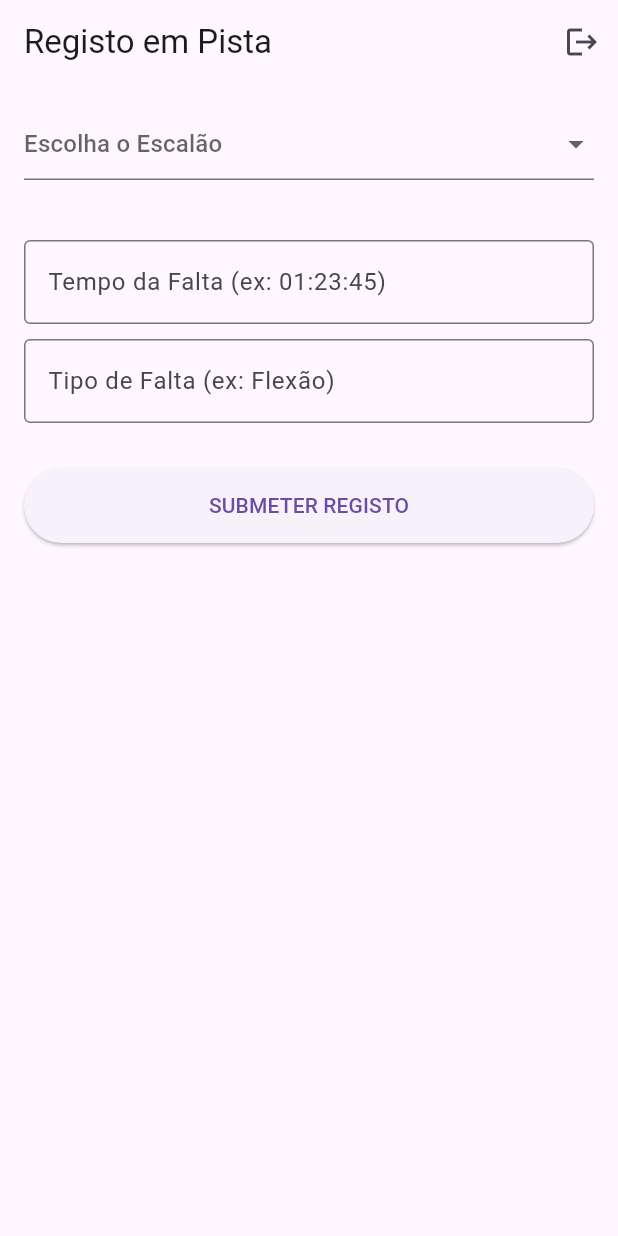
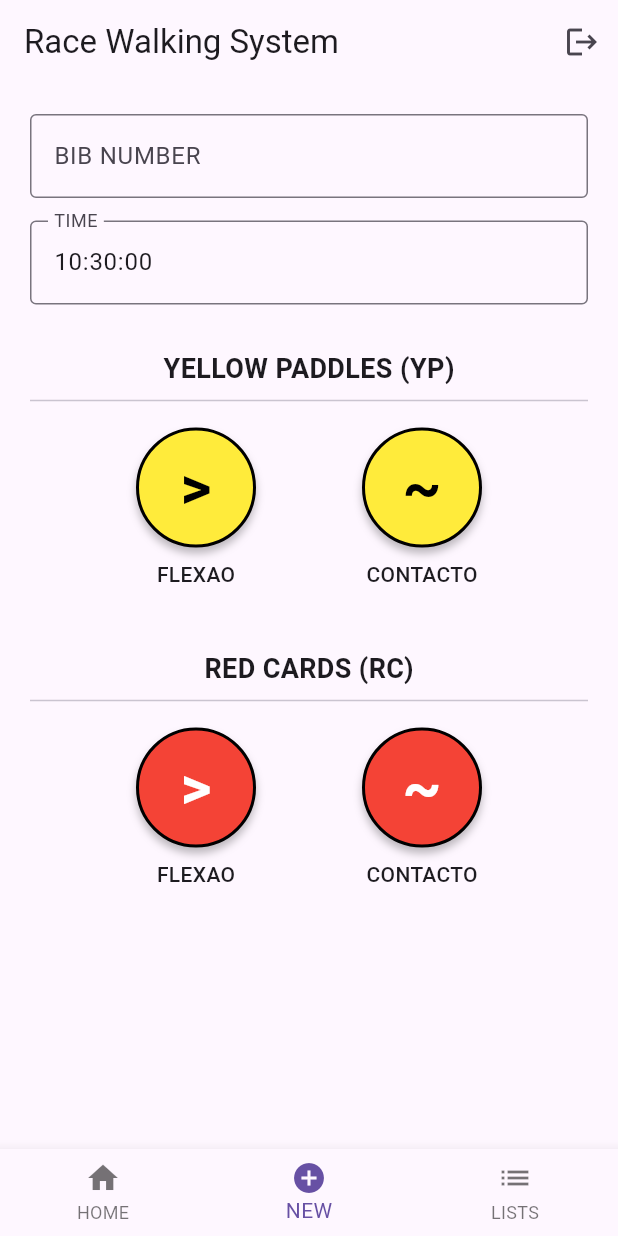
Before and after one commit to LeoPlix/Personal_Project-SpeedWalkingPlatform, a Flutter app: the screen it shows once a user with an empty profile is signed in, on a phone screen of 412 x 824 dp. Run offline on Flutter 3.47's test engine with Material 3 defaults, Android fonts, the phone set to English and light mode, and no system bars; our stand-ins replace cloud_firestore, firebase_auth, firebase_core; accounts and stored records are empty; network calls fail.

Commit message:
feat: app very improved firebase wise

```diff
--- a/lib/main.dart
+++ b/lib/main.dart
@@ -2,7 +2,8 @@ import 'package:flutter/material.dart';
 import 'package:firebase_core/firebase_core.dart';
 import 'package:firebase_auth/firebase_auth.dart';
 import 'package:cloud_firestore/cloud_firestore.dart';
-import 'firebase_options.dart'; //
+import 'package:intl/intl.dart';
+import 'firebase_options.dart';
 
 void main() async {
   WidgetsFlutterBinding.ensureInitialized();
@@ -15,11 +16,14 @@ class MarchaApp extends StatelessWidget {
   @override
   Widget build(BuildContext context) {
     return MaterialApp(
-      theme: ThemeData(useMaterial3: true, primarySwatch: Colors.blue),
+      title: 'Race Walking System',
+      debugShowCheckedModeBanner: false,
+      theme: ThemeData(primarySwatch: Colors.red, useMaterial3: true),
       home: StreamBuilder<User?>(
         stream: FirebaseAuth.instance.authStateChanges(),
         builder: (context, snapshot) {
-          if (snapshot.hasData) return const ProvaScreen(competitionId: 'prova_teste_123');
+          if (snapshot.connectionState == ConnectionState.waiting) return const Scaffold(body: Center(child: CircularProgressIndicator()));
+          if (snapshot.hasData) return const MainNavigation();
           return const LoginScreen();
         },
       ),
@@ -27,28 +31,35 @@ class MarchaApp extends StatelessWidget {
   }
 }
 
-// --- ECRÃ DE LOGIN (Simplificado conforme falámos) ---
-class LoginScreen extends StatelessWidget {
+// --- LOGIN ---
+class LoginScreen extends StatefulWidget {
   const LoginScreen({super.key});
   @override
+  State<LoginScreen> createState() => _LoginScreenState();
+}
+
+class _LoginScreenState extends State<LoginScreen> {
+  final _emailCtrl = TextEditingController();
+  final _passCtrl = TextEditingController();
+  Future<void> _login() async {
+    try {
+      await FirebaseAuth.instance.signInWithEmailAndPassword(email: _emailCtrl.text.trim(), password: _passCtrl.text.trim());
+    } catch (e) {
+      ScaffoldMessenger.of(context).showSnackBar(SnackBar(content: Text('Erro: $e'), backgroundColor: Colors.red));
+    }
+  }
+  @override
   Widget build(BuildContext context) {
-    final emailCtrl = TextEditingController();
-    final passCtrl = TextEditingController();
     return Scaffold(
-      appBar: AppBar(title: const Text('Login Juízes')),
+      appBar: AppBar(title: const Text('R.F.E.A. System - LOGIN')),
       body: Padding(
-        padding: const EdgeInsets.all(16.0),
+        padding: const EdgeInsets.all(20.0),
         child: Column(
           children: [
-            TextField(controller: emailCtrl, decoration: const InputDecoration(labelText: 'Email')),
-            TextField(controller: passCtrl, decoration: const InputDecoration(labelText: 'Password'), obscureText: true),
-            ElevatedButton(
-              onPressed: () => FirebaseAuth.instance.signInWithEmailAndPassword(
-                email: emailCtrl.text.trim(),
-                password: passCtrl.text.trim(),
-              ),
-              child: const Text('Entrar'),
-            )
+            TextField(controller: _emailCtrl, decoration: const InputDecoration(labelText: 'USER NAME')),
+            TextField(controller: _passCtrl, decoration: const InputDecoration(labelText: 'PASSWORD'), obscureText: true),
+            const SizedBox(height: 20),
+            ElevatedButton(onPressed: _login, child: const Text('LOG IN')),
           ],
         ),
       ),
@@ -56,98 +67,173 @@ class LoginScreen extends StatelessWidget {
   }
 }
 
-// --- ECRÃ DA PROVA (Com Escalão e Formulário) ---
-class ProvaScreen extends StatefulWidget {
-  final String competitionId;
-  const ProvaScreen({super.key, required this.competitionId});
+// --- NAVEGAÇÃO ---
+class MainNavigation extends StatefulWidget {
+  const MainNavigation({super.key});
   @override
-  State<ProvaScreen> createState() => _ProvaScreenState();
+  State<MainNavigation> createState() => _MainNavigationState();
 }
 
-class _ProvaScreenState extends State<ProvaScreen> {
-  String? _escalao;
-  String? _atletaId;
-  final _tempoCtrl = TextEditingController();
-  final _tipoFaltaCtrl = TextEditingController();
+class _MainNavigationState extends State<MainNavigation> {
+  int _selectedIndex = 1;
 
-  Future<void> _submeterFalta() async {
-    if (_atletaId == null || _tempoCtrl.text.isEmpty || _tipoFaltaCtrl.text.isEmpty) {
-      ScaffoldMessenger.of(context).showSnackBar(const SnackBar(content: Text('Preencha tudo!')));
-      return;
+  // --- ALTERAÇÃO: competitionId agora é um INTEIRO (int) ---
+  final int competitionId = 1;
+
+  @override
+  Widget build(BuildContext context) {
+    return Scaffold(
+      appBar: AppBar(
+        title: const Text('Race Walking System'),
+        actions: [IconButton(icon: const Icon(Icons.logout), onPressed: () => FirebaseAuth.instance.signOut())],
+      ),
+      body: IndexedStack(
+        index: _selectedIndex,
+        children: [
+          const Center(child: Text('HOME PAGE')),
+          NewInfractionScreen(competitionId: competitionId),
+          const Center(child: Text('LISTS PAGE')),
+        ],
+      ),
+      bottomNavigationBar: BottomNavigationBar(
+        currentIndex: _selectedIndex,
+        onTap: (index) => setState(() => _selectedIndex = index),
+        items: const [
+          BottomNavigationBarItem(icon: Icon(Icons.home), label: 'HOME'),
+          BottomNavigationBarItem(icon: Icon(Icons.add_circle), label: 'NEW'),
+          BottomNavigationBarItem(icon: Icon(Icons.list), label: 'LISTS'),
+        ],
+      ),
+    );
+  }
 }
 
+// --- ECRÃ DE REGISTO ---
+class NewInfractionScreen extends StatefulWidget {
+  final int competitionId; // Tipo alterado para int
+  const NewInfractionScreen({super.key, required this.competitionId});
+  @override
+  State<NewInfractionScreen> createState() => _NewInfractionScreenState();
+}
+
+class _NewInfractionScreenState extends State<NewInfractionScreen> {
+  final _bibCtrl = TextEditingController();
+  final _timeCtrl = TextEditingController();
+  @override
+  void initState() { super.initState(); _resetTime(); }
+  void _resetTime() { _timeCtrl.text = DateFormat('HH:mm:ss').format(DateTime.now()); }
+
+  Future<void> _confirmAndSend(String type, String category) async {
+    final String bibValue = _bibCtrl.text.trim();
+    final String timeValue = _timeCtrl.text.trim();
+    if (bibValue.isEmpty) return;
+
+    String athleteName = "Atleta Desconhecido";
+
+    try {
+      // Procura o documento pelo ID (Dorsal)
+      final athleteDoc = await FirebaseFirestore.instance
+          .collection('athletes')
+          .doc(bibValue)
+          .get();
+
+      if (athleteDoc.exists) {
+        final data = athleteDoc.data();
+
+        // --- COMPARAÇÃO COMO INT ---
+        // Se na Firebase for int64, o Dart lê como int automaticamente.
+        if (data?['competition_id'] == widget.competitionId) {
+          athleteName = data?['name'] ?? "Sem Nome";
+        }
+      }
+    } catch (e) {
+      print("Erro ao procurar: $e");
+    }
+
+    if (!mounted) return;
+
+    showDialog(
+      context: context,
+      builder: (context) => AlertDialog(
+        title: const Text('Confirmar Notificação?'),
+        content: Text('Atleta: $athleteName\nBib: $bibValue\nHora: $timeValue\nTipo: $category ($type)'),
+        actions: [
+          TextButton(onPressed: () => Navigator.pop(context), child: const Text('CANCELAR')),
+          ElevatedButton(
+            onPressed: () async {
               await FirebaseFirestore.instance.collection('infractions').add({
-      'competition_id': widget.competitionId,
+                'competition_id': widget.competitionId, // Gravado como int
                 'judge_id': FirebaseAuth.instance.currentUser?.uid,
-      'athlete_id': _atletaId,
-      'time': _tempoCtrl.text,
-      'type': _tipoFaltaCtrl.text,
+                'bib_number': bibValue,
+                'athlete_name': athleteName,
+                'time': timeValue,
+                'infraction_type': type,
+                'card_category': category,
                 'timestamp': FieldValue.serverTimestamp(),
               });
-
-    setState(() {
-      _atletaId = null;
-      _tempoCtrl.clear();
-      _tipoFaltaCtrl.clear();
-    });
-
-    ScaffoldMessenger.of(context).showSnackBar(const SnackBar(content: Text('Falta Registada!')));
+              if (mounted) {
+                Navigator.pop(context);
+                _bibCtrl.clear();
+                _resetTime();
+                ScaffoldMessenger.of(context).showSnackBar(const SnackBar(content: Text('SENT!'), backgroundColor: Colors.green));
+              }
+            },
+            child: const Text('CONFIRMAR'),
+          ),
+        ],
+      ),
+    );
   }
 
   @override
   Widget build(BuildContext context) {
-    return Scaffold(
-      appBar: AppBar(title: const Text('Registo em Pista'), actions: [
-        IconButton(icon: const Icon(Icons.logout), onPressed: () => FirebaseAuth.instance.signOut())
-      ]),
-      body: SingleChildScrollView(
-        padding: const EdgeInsets.all(16.0),
+    return SingleChildScrollView(
+      padding: const EdgeInsets.all(20.0),
       child: Column(
         children: [
-            // 1. Escolha do Escalão
-            DropdownButtonFormField<String>(
-              hint: const Text('Escolha o Escalão'),
-              value: _escalao,
-              items: ['Sub-18', 'Sub-20', 'Seniores'].map((e) => DropdownMenuItem(value: e, child: Text(e))).toList(),
-              onChanged: (val) => setState(() { _escalao = val; _atletaId = null; }),
-            ),
-            const SizedBox(height: 20),
-
-            // 2. Escolha do Atleta (Dinâmico do Firestore)
-            if (_escalao != null)
-              StreamBuilder<QuerySnapshot>(
-                stream: FirebaseFirestore.instance
-                    .collection('athletes')
-                    .where('category', isEqualTo: _escalao)
-                    .snapshots(),
-                builder: (context, snapshot) {
-                  if (!snapshot.hasData) return const CircularProgressIndicator();
-                  return DropdownButtonFormField<String>(
-                    hint: const Text('Selecione o Atleta'),
-                    value: _atletaId,
-                    items: snapshot.data!.docs.map((doc) {
-                      return DropdownMenuItem(value: doc.id, child: Text("${doc['bib_number']} - ${doc['name']}"));
-                    }).toList(),
-                    onChanged: (val) => setState(() => _atletaId = val),
-                  );
-                },
-              ),
-
-            const SizedBox(height: 20),
-
-            // 3. Tempo e Tipo
-            TextField(controller: _tempoCtrl, decoration: const InputDecoration(labelText: 'Tempo da Falta (ex: 01:23:45)', border: OutlineInputBorder())),
+          TextField(controller: _bibCtrl, decoration: const InputDecoration(labelText: 'BIB NUMBER', border: OutlineInputBorder()), keyboardType: TextInputType.number),
+          const SizedBox(height: 15),
+          TextField(controller: _timeCtrl, decoration: const InputDecoration(labelText: 'TIME', border: OutlineInputBorder())),
+          const SizedBox(height: 30),
+          const Text('YELLOW PADDLES (YP)', style: TextStyle(fontWeight: FontWeight.bold, fontSize: 18)),
+          const Divider(),
           const SizedBox(height: 10),
-            TextField(controller: _tipoFaltaCtrl, decoration: const InputDecoration(labelText: 'Tipo de Falta (ex: Flexão)', border: OutlineInputBorder())),
-
-            const SizedBox(height: 30),
-            ElevatedButton(
-              style: ElevatedButton.styleFrom(minimumSize: const Size(double.infinity, 50)),
-              onPressed: _submeterFalta,
-              child: const Text('SUBMETER REGISTO'),
-            )
+          Row(
+            mainAxisAlignment: MainAxisAlignment.spaceEvenly,
+            children: [
+              _buildCircleButton(Colors.yellow, Colors.black, 'flexao', '>', 'YP'),
+              _buildCircleButton(Colors.yellow, Colors.black, 'contacto', '~', 'YP'),
             ],
           ),
+          const SizedBox(height: 40),
+          const Text('RED CARDS (RC)', style: TextStyle(fontWeight: FontWeight.bold, fontSize: 18)),
+          const Divider(),
+          const SizedBox(height: 10),
+          Row(
+            mainAxisAlignment: MainAxisAlignment.spaceEvenly,
+            children: [
+              _buildCircleButton(Colors.red, Colors.white, 'flexao', '>', 'RC'),
+              _buildCircleButton(Colors.red, Colors.white, 'contacto', '~', 'RC'),
+            ],
+          ),
+        ],
+      ),
+    );
+  }
+
+  Widget _buildCircleButton(Color bgColor, Color textColor, String type, String symbol, String category) {
+    return GestureDetector(
+      onTap: () => _confirmAndSend(type, category),
+      child: Column(
+        children: [
+          Container(
+            width: 80, height: 80,
+            decoration: BoxDecoration(color: bgColor, shape: BoxShape.circle, border: Border.all(color: Colors.black, width: 2), boxShadow: const [BoxShadow(color: Colors.black26, blurRadius: 4, offset: Offset(0, 4))]),
+            child: Center(child: Text(symbol, style: TextStyle(color: textColor, fontSize: 40, fontWeight: FontWeight.bold))),
+          ),
+          const SizedBox(height: 8),
+          Text(type.toUpperCase(), style: const TextStyle(fontWeight: FontWeight.w500)),
+        ],
       ),
     );
   }
--- a/pubspec.yaml
+++ b/pubspec.yaml
@@ -37,6 +37,7 @@ dependencies:
   firebase_core: ^4.6.0
   firebase_auth: ^6.3.0
   cloud_firestore: ^6.2.0
+  intl: ^0.20.2
 
 dev_dependencies:
   flutter_test:
```
Also changed, not shown: pubspec.lock. Lines whose indentation alone changed are shown as unchanged.
